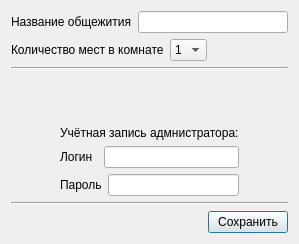
This is dWell/initsetupdialog.ui in kashapov17/dWell as Qt 5 draws it before an edit. The edited form follows.
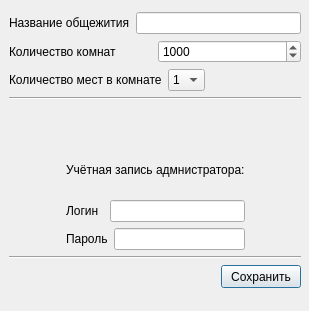
This is the edited form. Icons and pictures are not drawn.

Patch:
```diff
--- a/dWell/initsetupdialog.ui
+++ b/dWell/initsetupdialog.ui
@@ -6,8 +6,8 @@
    <rect>
     <x>0</x>
     <y>0</y>
-    <width>299</width>
-    <height>244</height>
+    <width>309</width>
+    <height>311</height>
    </rect>
   </property>
   <property name="windowTitle">
@@ -17,12 +17,15 @@
    <iconset resource="resources.qrc">
     <normaloff>:/icons/Emblem-system.svg</normaloff>:/icons/Emblem-system.svg</iconset>
   </property>
-  <layout class="QVBoxLayout" name="verticalLayout_6">
-   <item>
-    <layout class="QVBoxLayout" name="verticalLayout_5">
-     <item>
-      <layout class="QVBoxLayout" name="verticalLayout_4">
-       <item>
+  <widget class="QWidget" name="">
+   <property name="geometry">
+    <rect>
+     <x>9</x>
+     <y>12</y>
+     <width>292</width>
+     <height>276</height>
+    </rect>
+   </property>
         <layout class="QVBoxLayout" name="verticalLayout">
          <item>
           <layout class="QHBoxLayout" name="horizontalLayout_2">
@@ -38,6 +41,33 @@
            </item>
           </layout>
          </item>
+    <item>
+     <layout class="QHBoxLayout" name="horizontalLayout_8">
+      <item>
+       <widget class="QLabel" name="label_6">
+        <property name="text">
+         <string>Количество комнат</string>
+        </property>
+       </widget>
+      </item>
+      <item>
+       <widget class="QSpinBox" name="dormCapBox">
+        <property name="minimum">
+         <number>100</number>
+        </property>
+        <property name="maximum">
+         <number>5000</number>
+        </property>
+        <property name="singleStep">
+         <number>100</number>
+        </property>
+        <property name="value">
+         <number>1000</number>
+        </property>
+       </widget>
+      </item>
+     </layout>
+    </item>
          <item>
           <layout class="QHBoxLayout" name="horizontalLayout_3">
            <item>
@@ -90,8 +120,6 @@
            </item>
           </layout>
          </item>
-        </layout>
-       </item>
        <item>
         <widget class="Line" name="line">
          <property name="orientation">
@@ -121,6 +149,9 @@
              <property name="orientation">
               <enum>Qt::Vertical</enum>
              </property>
+          <property name="sizeType">
+           <enum>QSizePolicy::Fixed</enum>
+          </property>
              <property name="sizeHint" stdset="0">
               <size>
                <width>20</width>
@@ -199,8 +230,6 @@
          </item>
         </layout>
        </item>
-      </layout>
-     </item>
      <item>
       <widget class="Line" name="line_2">
        <property name="orientation">
@@ -239,8 +268,7 @@
       </layout>
      </item>
     </layout>
-   </item>
-  </layout>
+  </widget>
  </widget>
  <resources>
   <include location="resources.qrc"/>
```
Lines whose indentation alone changed are shown as unchanged.
